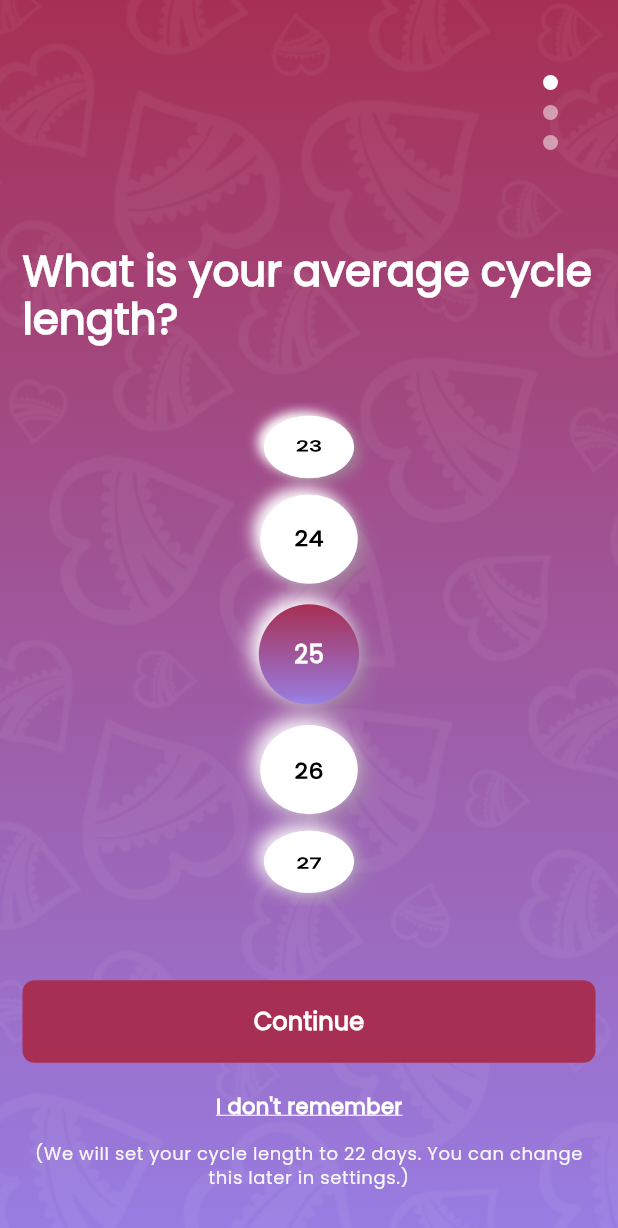
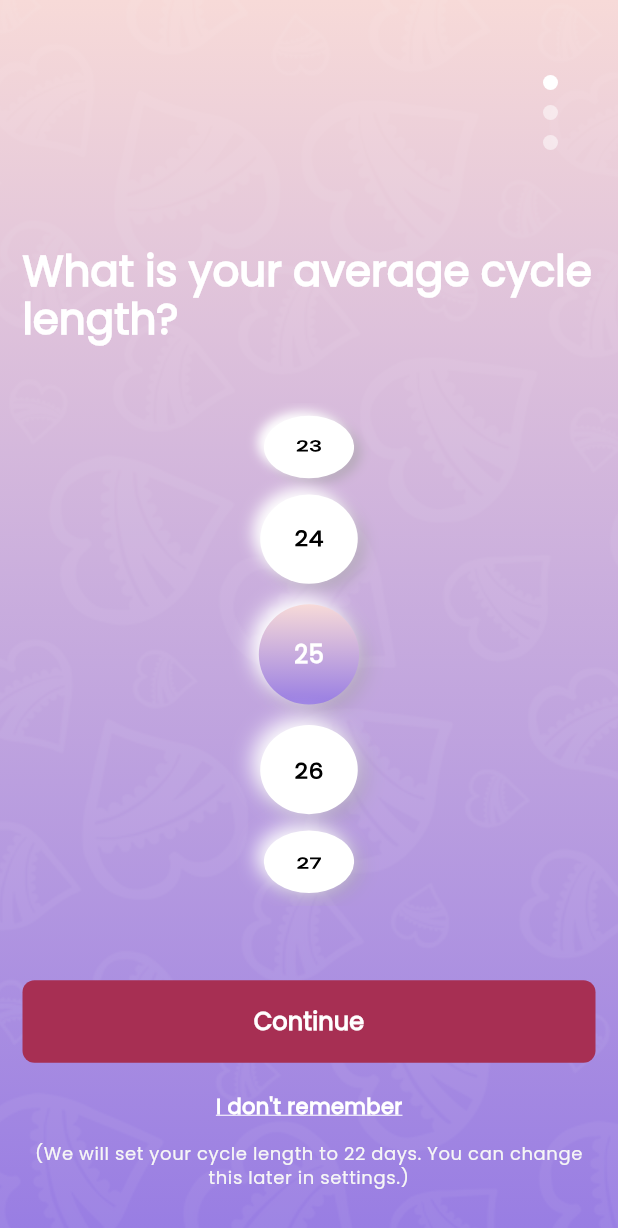
Before and after one commit to shafiquecbl/period_tracker_v2, a Flutter app: the screen it shows after launch, on a phone screen of 412 x 824 dp. Shown: the top 1228 px of the screen. Run offline on Flutter 3.47's test engine with Material 2 defaults, Android fonts, the phone set to English and light mode, and no system bars; drawn by our look-alikes of auto_size_text; our stand-ins replace flutter_screenutil, get, hive_flutter, iconsax, shared_preferences; accounts and stored records are empty.

Commit message:
code updated

```diff
--- a/lib/view/base/horizontal_wheel.dart
+++ b/lib/view/base/horizontal_wheel.dart
@@ -60,7 +60,7 @@ class _HorizontalWheelWidgetState extends State<HorizontalWheelWidget> {
                 gradient: index == _selectedIndex
                     ? LinearGradient(
                         colors: [
-                          Theme.of(context).primaryColor,
+                          periodDayColor,
                           purpleColor,
                         ],
                         begin: Alignment.topCenter,
--- a/lib/view/screens/intro/intro.dart
+++ b/lib/view/screens/intro/intro.dart
@@ -197,7 +197,7 @@ class _IntroPageState extends State<IntroPage> {
         decoration: BoxDecoration(
           gradient: LinearGradient(
             colors: [
-              Theme.of(context).primaryColor,
+              periodDayColor,
               purpleColor,
             ],
             begin: Alignment.topCenter,
```
